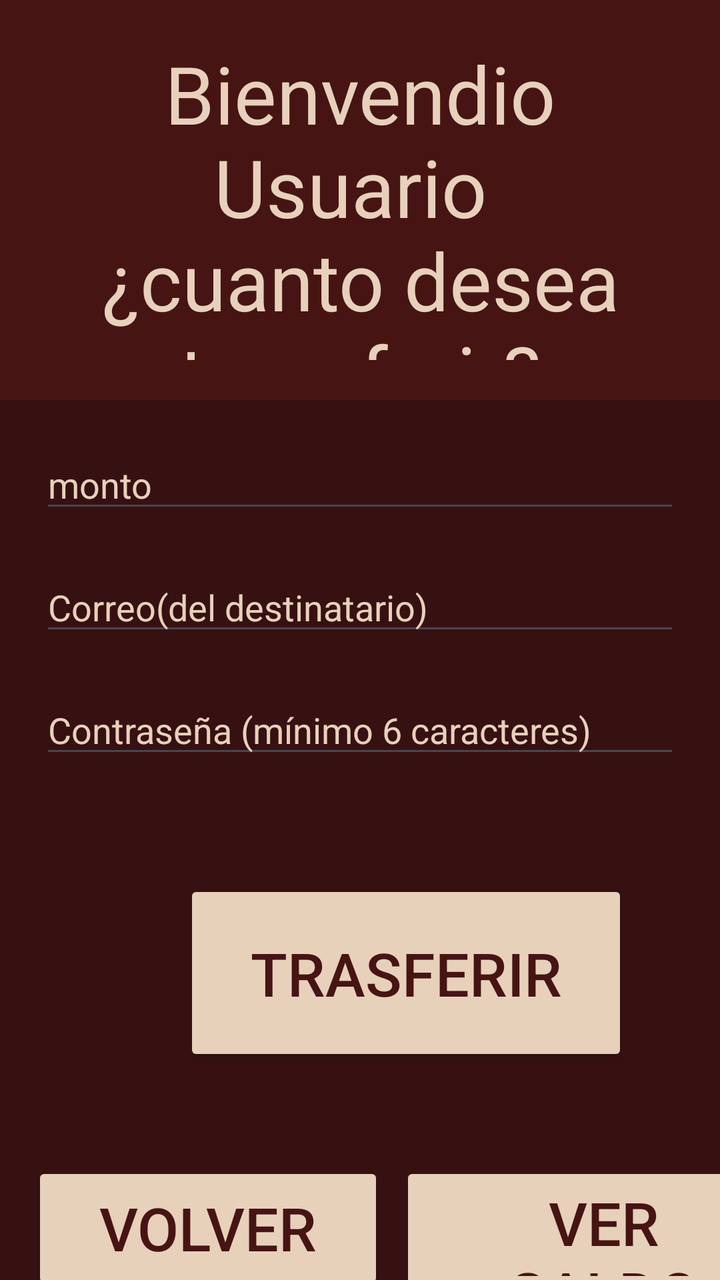
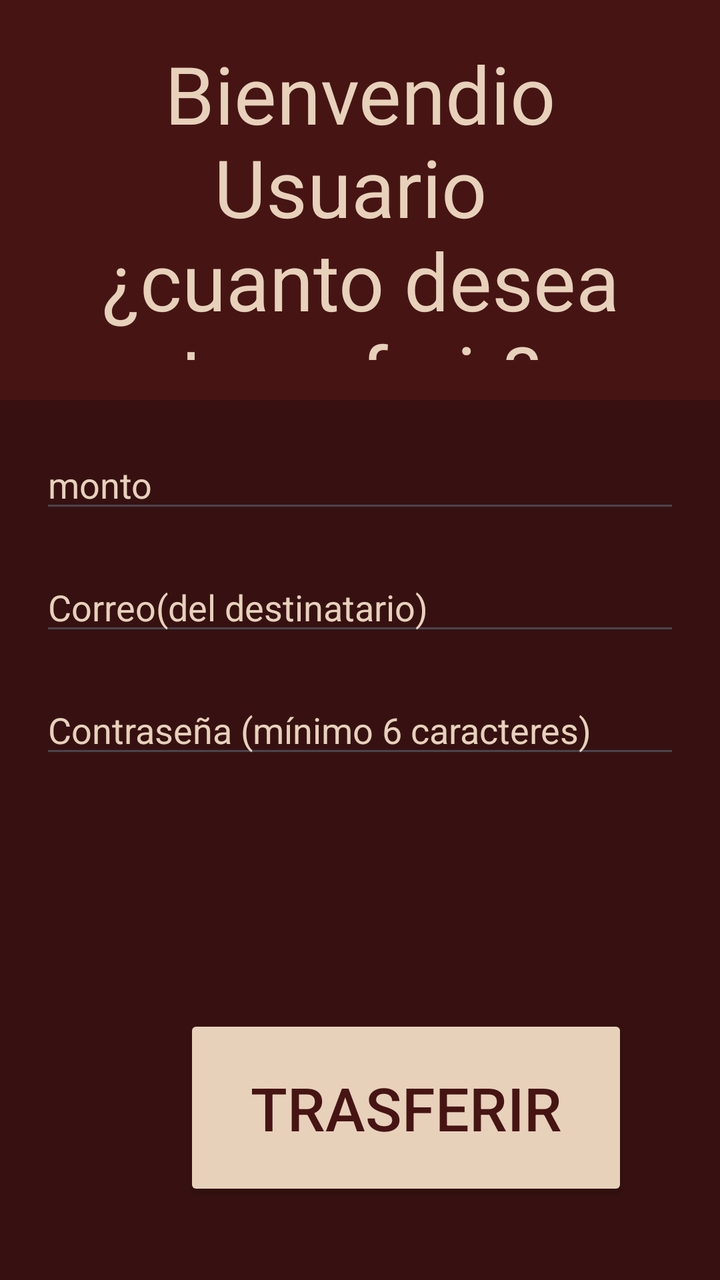

Screens rendered from an Android XML layout before and after an edit, with the pre-edit source and the edit as a unified diff.
<!-- AndroidManifest.xml: application theme Theme.Aplicacion_bancaria -->
<!-- res/layout/activity_tranferir.xml -->
<?xml version="1.0" encoding="utf-8"?>
<androidx.constraintlayout.widget.ConstraintLayout xmlns:android="http://schemas.android.com/apk/res/android"
    xmlns:app="http://schemas.android.com/apk/res-auto"
    xmlns:tools="http://schemas.android.com/tools"
    android:id="@+id/main"
    android:layout_width="match_parent"
    android:layout_height="match_parent"
    tools:context=".Transferir"
    android:background="@color/red_045"


    >
    <androidx.constraintlayout.widget.ConstraintLayout
        android:id="@+id/Cuadroarriba"
        android:layout_width="match_parent"
        android:layout_height="200dp"
        android:background="@color/red_043"
        app:layout_constraintTop_toTopOf="parent"
        android:padding="20dp"
        >

        <TextView
            android:id="@+id/Bienvenida"
            android:layout_width="match_parent"
            android:layout_height="wrap_content"
            android:text="Bienvendio Usuario \n¿cuanto desea transferir?"
            android:textColor="@color/orange_008"
            android:textSize="40sp"
            app:layout_constraintLeft_toLeftOf="parent"
            app:layout_constraintTop_toTopOf="@id/Cuadroarriba"
            android:gravity="center"
            />
    </androidx.constraintlayout.widget.ConstraintLayout>

    <EditText
        android:id="@+id/Monto"
        android:layout_width="match_parent"
        android:layout_height="wrap_content"
        android:hint="monto"
        android:inputType="numberDecimal"
        android:textColorHint="@color/orange_008"
        android:textColor="@color/orange_008"
        app:layout_constraintTop_toBottomOf="@id/Cuadroarriba"
        android:layout_margin="20dp"
        />

    <EditText
        android:id="@+id/etCorreo"
        android:layout_width="match_parent"
        android:layout_height="wrap_content"
        android:hint="Correo(del destinatario)"
        android:inputType="textEmailAddress"
        android:textColorHint="@color/orange_008"
        android:textColor="@color/orange_008"
        android:layout_marginTop="10dp"
        app:layout_constraintTop_toBottomOf="@id/Monto"
        android:layout_margin="20dp"
        />

    <EditText
        android:id="@+id/etClave"
        android:layout_width="match_parent"
        android:layout_height="wrap_content"
        android:hint="Contraseña (mínimo 6 caracteres)"
        android:inputType="textPassword"
        android:textColorHint="@color/orange_008"
        android:textColor="@color/orange_008"
        android:layout_marginTop="10dp"
        app:layout_constraintTop_toBottomOf="@id/etCorreo"
        android:layout_margin="20dp"
        />

    <TextView
        android:id="@+id/tvEstado"
        android:layout_width="wrap_content"
        android:layout_height="wrap_content"
        android:layout_marginTop="16dp"
        android:textSize="18sp"
        app:layout_constraintTop_toBottomOf="@id/etClave"
        tools:layout_editor_absoluteX="200dp" />

    <Button
        android:id="@+id/botonTransferir"
        style="@style/Widget.AppCompat.Button.Colored"
        android:layout_width="222dp"
        android:layout_height="93dp"
        android:layout_marginStart="92dp"
        android:layout_marginTop="56dp"
        android:text="Trasferir"
        android:textColor="@color/red_043"
        android:textSize="30dp"
        app:backgroundTint="@color/orange_008"
        app:layout_constraintStart_toStartOf="parent"
        app:layout_constraintTop_toBottomOf="@id/etClave" />

    <Button
        android:id="@+id/btnVolver"
        style="@style/Widget.AppCompat.Button.Colored"
        android:layout_width="176dp"
        android:layout_height="66dp"

        android:layout_marginStart="16dp"
        android:layout_marginTop="48dp"
        android:text="volver"
        android:textColor="@color/red_043"
        android:textSize="30dp"
        app:backgroundTint="@color/orange_008"
        app:layout_constraintStart_toStartOf="parent"
        app:layout_constraintTop_toBottomOf="@id/botonTransferir" />

    <Button
        android:id="@+id/btnverSaldo"
        style="@style/Widget.AppCompat.Button.Colored"
        android:layout_width="204dp"
        android:layout_height="67dp"
        android:layout_marginStart="8dp"
        android:layout_marginTop="48dp"
        android:text="ver saldo"
        android:textColor="@color/red_043"
        android:textSize="30dp"
        app:backgroundTint="@color/orange_008"
        app:layout_constraintStart_toEndOf="@id/btnVolver"
        app:layout_constraintTop_toBottomOf="@id/botonTransferir" />

</androidx.constraintlayout.widget.ConstraintLayout>
<!-- resources referenced by this layout -->
<resources>
  <color name="orange_008">#E7D1BB</color>
  <color name="red_043">#471414</color>
  <color name="red_045">#371111</color>
  <style name="Theme.Aplicacion_bancaria" parent="Base.Theme.Aplicacion_bancaria" />
  <style name="Base.Theme.Aplicacion_bancaria" parent="Theme.Material3.DayNight.NoActionBar">
          
          
      </style>
</resources>

<!-- the commit's change to res/layout/activity_tranferir.xml (unified diff, before → after) -->
@@ -74,10 +74,11 @@
         android:id="@+id/tvEstado"
         android:layout_width="wrap_content"
         android:layout_height="wrap_content"
-        android:layout_marginTop="16dp"
-        android:textSize="18sp"
+        android:layout_marginTop="30dp"
+        android:textSize="28sp"
         app:layout_constraintTop_toBottomOf="@id/etClave"
-        tools:layout_editor_absoluteX="200dp" />
+        app:layout_constraintStart_toStartOf="parent"
+        app:layout_constraintEnd_toEndOf="parent" />
 
     <Button
         android:id="@+id/botonTransferir"
@@ -91,7 +92,7 @@
         android:textSize="30dp"
         app:backgroundTint="@color/orange_008"
         app:layout_constraintStart_toStartOf="parent"
-        app:layout_constraintTop_toBottomOf="@id/etClave" />
+        app:layout_constraintTop_toBottomOf="@id/tvEstado" />
 
     <Button
         android:id="@+id/btnVolver"
